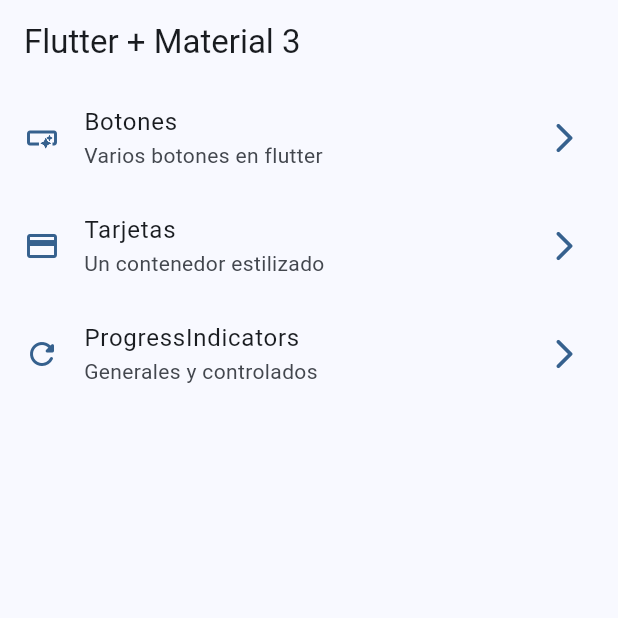
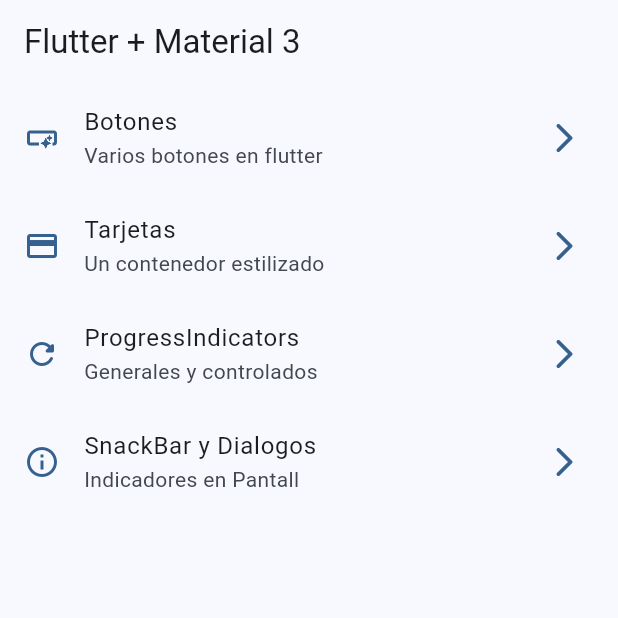
Before and after one commit to DaoCastro/widgets_app, a Flutter app: the screen it shows after launch, on a phone screen of 412 x 824 dp, the top half of it. Run offline on Flutter 3.47's test engine with Material 3 defaults, Android fonts, the phone set to English and light mode, and no system bars; our stand-ins replace go_router.

Commit message:
creation snackbar and dialog app

```diff
--- a/lib/config/menu/menu_items.dart
+++ b/lib/config/menu/menu_items.dart
@@ -30,4 +30,9 @@ const appMenuItem = <MenuItems>[
       subTitle: 'Generales y controlados',
       link: '/progress',
       icon: Icons.refresh_rounded),
+  MenuItems(
+      title: 'SnackBar y Dialogos',
+      subTitle: 'Indicadores en Pantall',
+      link: '/snackbars',
+      icon: Icons.info_outline),
 ];
--- a/lib/config/router/app_router.dart
+++ b/lib/config/router/app_router.dart
@@ -19,7 +19,12 @@ final appRouter = GoRouter(initialLocation: '/', routes: [
   ),
   GoRoute(
     path: '/progress',
-    name: CardsScreen.name,
-    builder: (context, state) => const CardsScreen(),
+    name: ProgressScreen.name,
+    builder: (context, state) => const ProgressScreen(),
+  ),
+  GoRoute(
+    path: '/snackbars',
+    name: SnackBarScreen.name,
+    builder: (context, state) => const SnackBarScreen(),
   )
 ]);
--- a/lib/main.dart
+++ b/lib/main.dart
@@ -12,6 +12,7 @@ class MainApp extends StatelessWidget {
   @override
   Widget build(BuildContext context) {
     return MaterialApp.router(
+      title: 'Flutter Widgets',
       routerConfig: appRouter,
       debugShowCheckedModeBanner: false,
       theme: AppTheme(selectedColor: 0).getTheme(),
--- a/lib/presentation/screens/progress/progress_screen.dart
+++ b/lib/presentation/screens/progress/progress_screen.dart
@@ -27,6 +27,7 @@ class _ProgressView extends StatelessWidget {
             height: 30,
           ),
           Text('Circular progress indicator'),
+          SizedBox(height: 20),
           CircularProgressIndicator(
             strokeWidth: 2,
             backgroundColor: Colors.black45,
@@ -68,7 +69,7 @@ class _ControlledProgressIndicator extends StatelessWidget {
                 backgroundColor: Colors.black12,
               ),
               const SizedBox(
-                height: 20,
+                width: 20,
               ),
               Expanded(
                   child: LinearProgressIndicator(
```
Also changed, not shown: lib/presentation/screens/snackbar/snackbar_screen.dart (+60 -1 lines).
